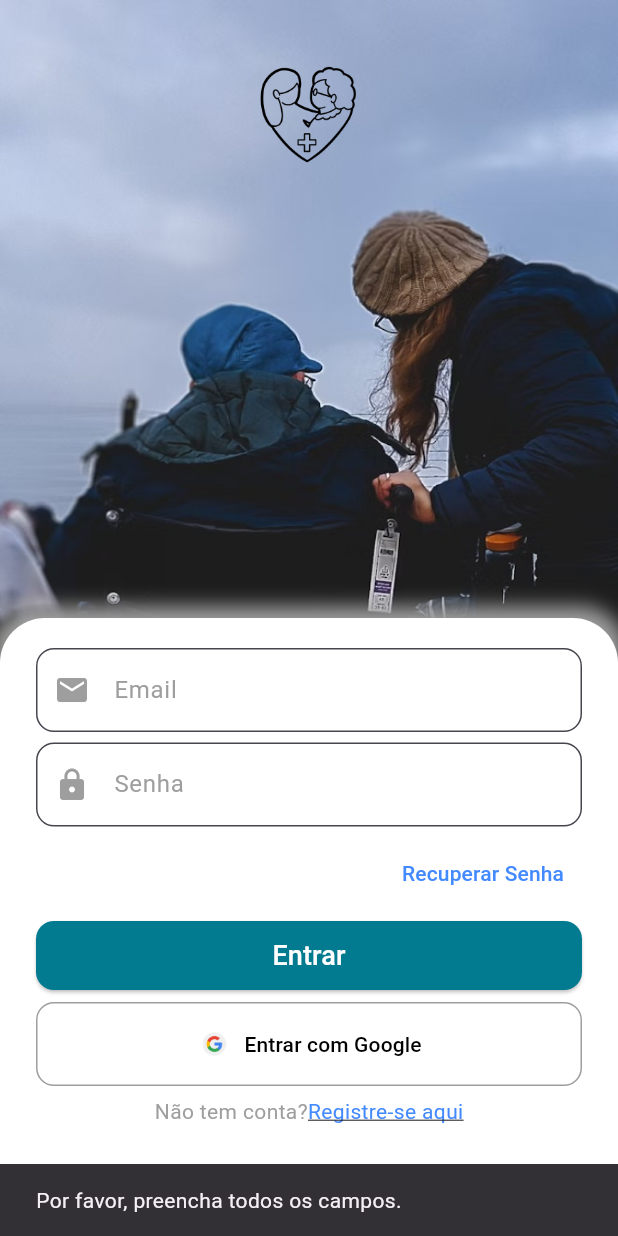
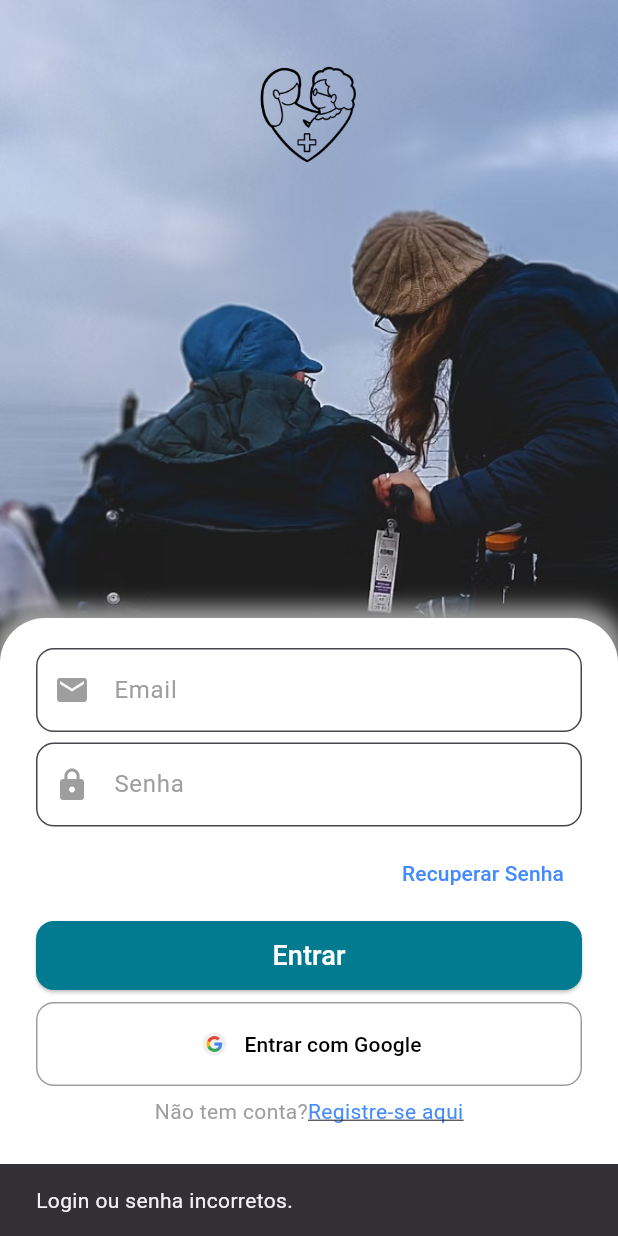
Before and after one commit to alessandragaleno/vov-_app, a Flutter app: the screen it shows after launch, after a tap on "Entrar", on a phone screen of 412 x 824 dp. Run offline on Flutter 3.47's test engine with Material 3 defaults, Android fonts, the phone set to English and light mode, and no system bars.

Commit message:
correção geral

```diff
--- a/lib/screens/cad_nome.dart
+++ b/lib/screens/cad_nome.dart
@@ -204,8 +204,7 @@ class _CadastroNomeScreenState extends State<CadastroNomeScreen> {
                         ),
                       ),
                       SizedBox(height: 1.0),
-                    ]
-                        //foi adicionado
+                    ]//foi adicionado
                       else if (_etapaAtual == 1) ...[
                           //Texto
                       Align(
@@ -358,7 +357,8 @@ class _CadastroNomeScreenState extends State<CadastroNomeScreen> {
                 children: [
                   ElevatedButton(
                    onPressed: _proximaEtapa,
-                    child: Text("Sou idoso e possuo cuidador."),
+                    child: Text("Sou idoso e possuo cuidador.",
+                    style: TextStyle(fontSize: 18.0, color: Colors.white),),
                     ),
                   SizedBox(height: 16),
                   ElevatedButton(
@@ -378,10 +378,9 @@ class _CadastroNomeScreenState extends State<CadastroNomeScreen> {
                   ),
                 ],
               ),
-            ],
-
            ]
-                      ),
+        ]
+      )
     ),
     ),
     ),
--- a/lib/screens/home_screen.dart
+++ b/lib/screens/home_screen.dart
@@ -1,4 +1,5 @@
 import 'package:flutter/material.dart';
+import 'cad_nome.dart'; //  chamada do cad_nome
 
 void main() {
   runApp(MyApp());
@@ -27,13 +28,16 @@ class LoginScreen extends StatelessWidget {
     String password = passwordController.text;
 
     // Validação simples
-    if (email.isEmpty || password.isEmpty) {
+    if (email == "Teste" && password == "1234") {
+      Navigator.push(
+        context,
+        MaterialPageRoute(builder: (context) => CadastroNomeScreen()),
+      );
+     } else{//  chamada do cad_nome
       ScaffoldMessenger.of(context).showSnackBar(
-        SnackBar(content: Text('Por favor, preencha todos os campos.')),
+        SnackBar(content: Text('Login ou senha incorretos.')),
       );
-      return;
     }
-
     ScaffoldMessenger.of(context).showSnackBar(
       SnackBar(content: Text('Login feito com sucesso! $email')),
     );
```
Lines whose indentation alone changed are shown as unchanged.
